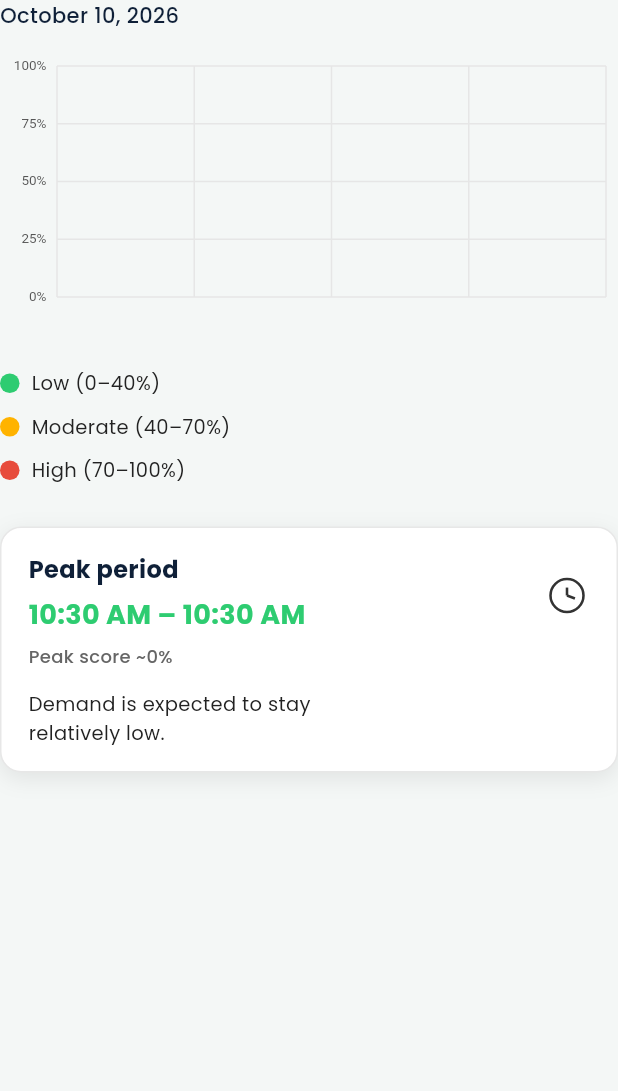
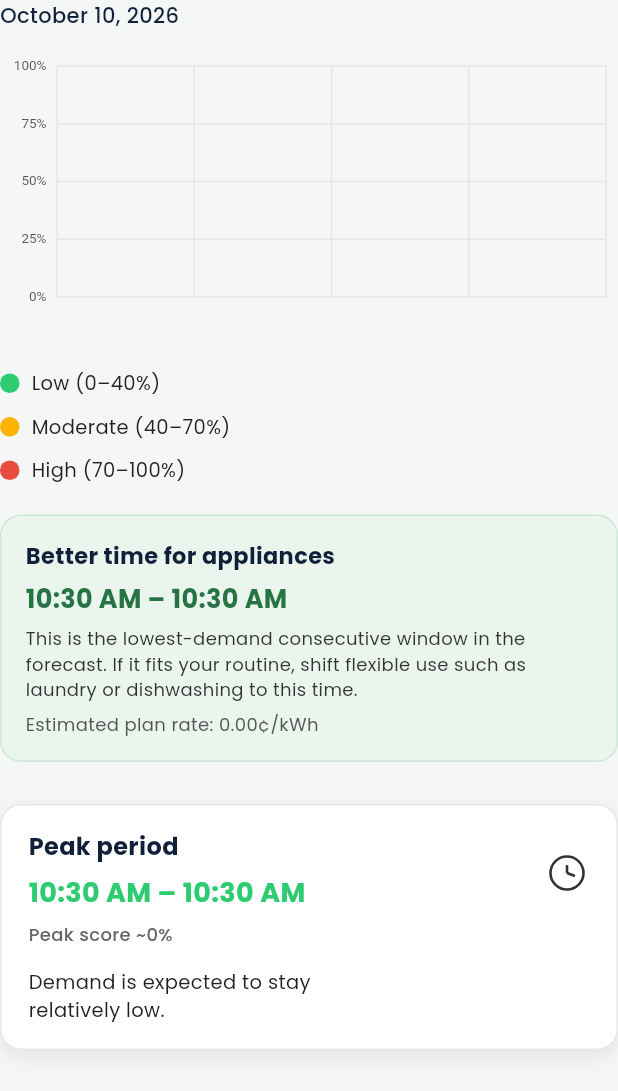
Before and after one commit to Noruwa-Kenneth/save_more, a Flutter app: the _ForecastContent widget shown alone on an empty page, opened directly with empty values, on a phone screen of 412 x 824 dp. Shown: the top 1091 px of the screen. Run offline on Flutter 3.47's test engine with Material 3 defaults, Android fonts, the light colour scheme and no system bars; our stand-ins replace dio, flutter_riverpod, font_awesome_flutter, google_fonts, shared_preferences; accounts and stored records are empty; network calls fail.

Commit message:
Show appliance timing guidance

```diff
--- a/lib/features/home/screens/peak_forecast.dart
+++ b/lib/features/home/screens/peak_forecast.dart
@@ -133,8 +133,7 @@ class _PeakForecastPageState extends ConsumerState<PeakForecastPage> {
     );
   }
 
-  Widget _buildTab({
-equired String title, required ForecastRange range}) {
+  Widget _buildTab() {
     final selected = _selectedRange == range;
 
     return Expanded(
@@ -211,6 +210,59 @@ class _ForecastContent extends StatelessWidget {
             _legendItem(color: AppColors.highDemand, text: 'High (70–100%)'),
           ],
         ),
+        if (forecast.recommendedTimeRange != null) ...[
+          const SizedBox(height: 20),
+          Container(
+            width: double.infinity,
+            padding: const EdgeInsets.all(16),
+            decoration: BoxDecoration(
+              color: const Color(0xFFEAF5EE),
+              borderRadius: BorderRadius.circular(14),
+              border: Border.all(color: const Color(0xFFCDE6D4)),
+            ),
+            child: Column(
+              crossAxisAlignment: CrossAxisAlignment.start,
+              children: [
+                const Text(
+                  'Better time for appliances',
+                  style: TextStyle(
+                    color: AppColors.primaryNavy,
+                    fontSize: 15,
+                    fontWeight: FontWeight.w700,
+                  ),
+                ),
+                const SizedBox(height: 6),
+                Text(
+                  forecast.recommendedTimeRange!,
+                  style: const TextStyle(
+                    color: Color(0xFF267443),
+                    fontSize: 17,
+                    fontWeight: FontWeight.w700,
+                  ),
+                ),
+                const SizedBox(height: 6),
+                const Text(
+                  'This is the lowest-demand consecutive window in the forecast. If it fits your routine, shift flexible use such as laundry or dishwashing to this time.',
+                  style: TextStyle(
+                    color: Color(0xFF333333),
+                    fontSize: 12,
+                    height: 1.4,
+                  ),
+                ),
+                if (forecast.recommendedAverageRate != null) ...[
+                  const SizedBox(height: 6),
+                  Text(
+                    'Estimated plan rate: ${forecast.recommendedAverageRate!.toStringAsFixed(2)}¢/kWh',
+                    style: const TextStyle(
+                      color: Color(0xFF555555),
+                      fontSize: 12,
+                    ),
+                  ),
+                ],
+              ],
+            ),
+          ),
+        ],
         const SizedBox(height: 28),
         Container(
           width: double.infinity,
```
